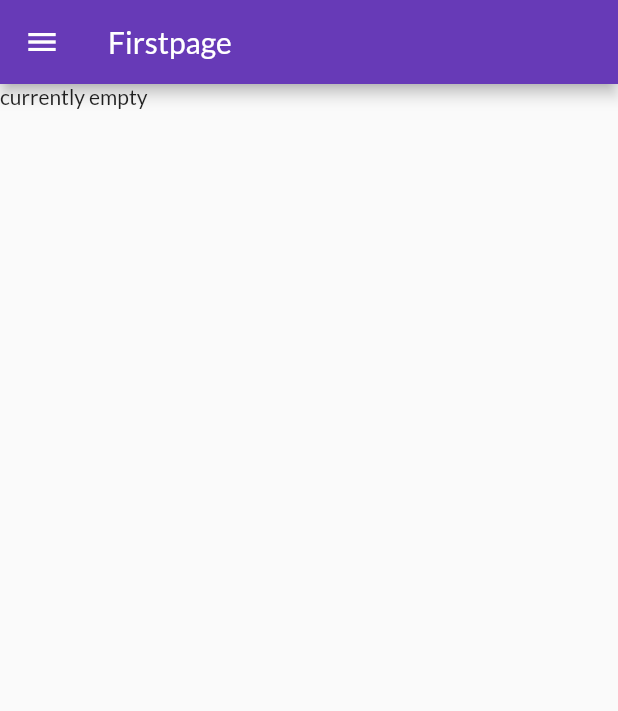
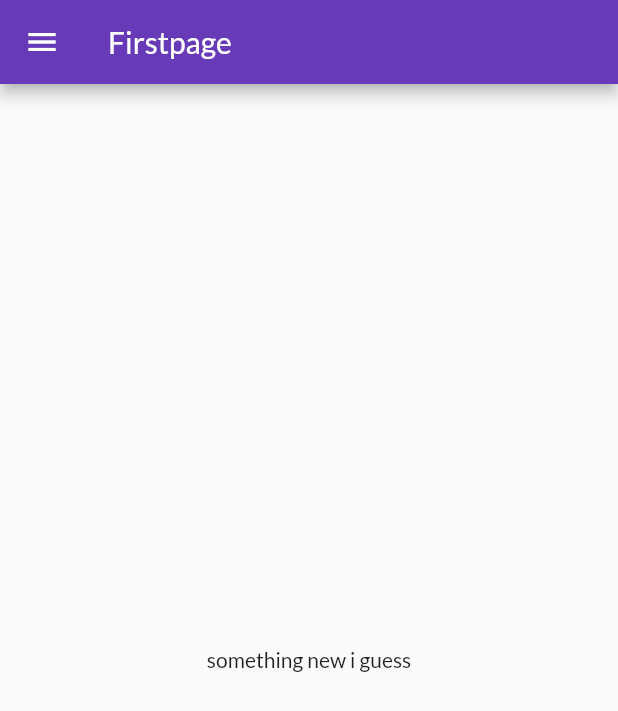
Before and after one commit to EDR3X/myApp, a Flutter app: the firstPage screen opened directly, on a phone screen of 412 x 824 dp. Shown: the top 711 px of the screen. Run offline on Flutter 3.47's test engine with Material 2 defaults, Android fonts, the phone set to English and light mode, and no system bars; our stand-ins replace google_fonts; missing offline and left inert: dart:ffi.

Commit message:
example for now

```diff
--- a/lib/screens/first.dart
+++ b/lib/screens/first.dart
@@ -16,7 +16,7 @@ class _firstPageState extends State<firstPage> {
       appBar: AppBar(
         title: Text("Firstpage"),
       ),
-      body: Text("currently empty"),
+      body: Center(child: Text("something new i guess")),
     );
   }
 }
```
